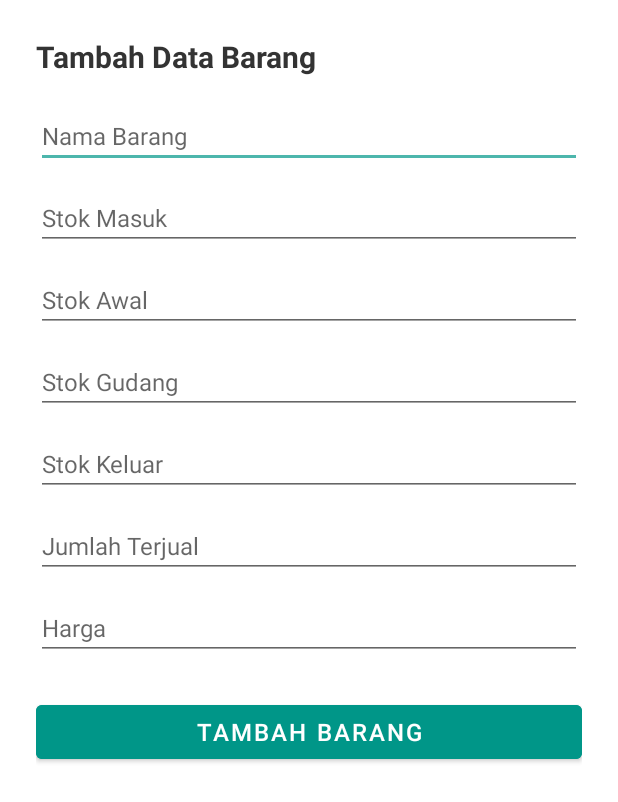
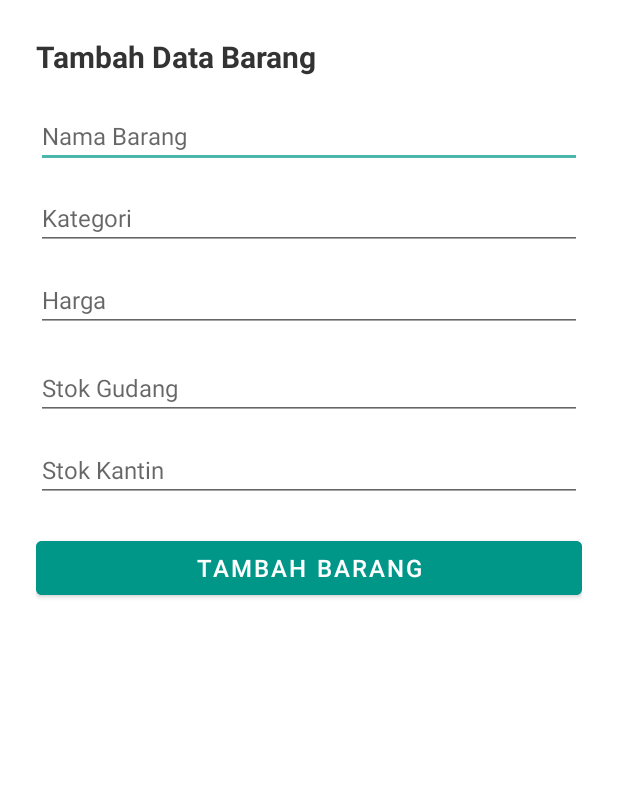
Before and after one commit to Taufiqurrohman58/gQasir, an Android app built with Jetpack Compose: the fragment AddFragment shown on its own in the app's theme, after a tap on "TAMBAH BARANG", on a phone screen of 412 x 824 dp. Shown: the top 802 px of the screen. Run offline under Robolectric (Android 15) with nearby library versions, the phone set to English and light mode, and no system bars.

Commit message:
push ke lima

```diff
--- a/app/src/main/java/com/kerdus/gqasir/ui/ViewModelFactory.kt
+++ b/app/src/main/java/com/kerdus/gqasir/ui/ViewModelFactory.kt
@@ -8,6 +8,7 @@ import com.kerdus.gqasir.data.Repository
 import com.kerdus.gqasir.ui.login.LoginViewModel
 import com.kerdus.gqasir.MainViewModel
 import com.kerdus.gqasir.di.Injection
+import com.kerdus.gqasir.ui.add.AddViewModel
 import com.kerdus.gqasir.ui.edit.EditProdukViewModel
 
 class ViewModelFactory(private val repository: Repository) : ViewModelProvider.NewInstanceFactory() {
@@ -24,6 +25,10 @@ class ViewModelFactory(private val repository: Repository) : ViewModelProvider.N
             modelClass.isAssignableFrom(EditProdukViewModel::class.java) -> {
                 EditProdukViewModel(repository) as T
             }
+            modelClass.isAssignableFrom(AddViewModel::class.java) -> {
+                AddViewModel(repository) as T
+            }
+
             else -> throw IllegalArgumentException("Unknown ViewModel class: " + modelClass.name)
         }
     }
--- a/app/src/main/java/com/kerdus/gqasir/ui/add/AddFragment.kt
+++ b/app/src/main/java/com/kerdus/gqasir/ui/add/AddFragment.kt
@@ -2,12 +2,24 @@ package com.kerdus.gqasir.ui.add
 
 import android.os.Bundle
 import android.view.*
-import android.widget.Button
+import android.widget.Toast
 import androidx.fragment.app.Fragment
+import androidx.fragment.app.viewModels
+import androidx.lifecycle.lifecycleScope
 import androidx.navigation.fragment.findNavController
 import com.kerdus.gqasir.R
+import com.kerdus.gqasir.data.api.request.ProdukCreateRequest
+import com.kerdus.gqasir.databinding.FragmentAddBinding
+import com.kerdus.gqasir.ui.ViewModelFactory
+import kotlinx.coroutines.launch
 
 class AddFragment : Fragment() {
+
+    private var _binding: FragmentAddBinding? = null
+    private val binding get() = _binding!!
+    private val viewModel: AddViewModel by viewModels {
+        ViewModelFactory.getInstance(requireContext())
+    }
 
     override fun onCreate(savedInstanceState: Bundle?) {
         super.onCreate(savedInstanceState)
@@ -27,20 +39,42 @@ class AddFragment : Fragment() {
     override fun onCreateView(
         inflater: LayoutInflater, container: ViewGroup?,
         savedInstanceState: Bundle?
-    ): View? {
-        return inflater.inflate(R.layout.fragment_add, container, false)
+    ): View {
+        _binding = FragmentAddBinding.inflate(inflater, container, false)
+        return binding.root
     }
 
     override fun onViewCreated(view: View, savedInstanceState: Bundle?) {
         super.onViewCreated(view, savedInstanceState)
 
-        // Aksi saat tombol ditekan
-        val btnTambah = view.findViewById<Button>(R.id.btnTambahBarang)
-        btnTambah.setOnClickListener {
-            // Tambahkan logika validasi/simpan jika perlu
+        binding.btnTambahBarang.setOnClickListener {
+            val name = binding.etName.text.toString()
+            val category = binding.etCategory.text.toString()
+            val price = binding.etPrice.text.toString().toIntOrNull()
+            val stockGudang = binding.etStokGudang.text.toString().toIntOrNull()
+            val stockKantin = binding.etStokKantin.text.toString().toIntOrNull()
 
-            // Navigasi ke HomeFragment
-            findNavController().navigate(R.id.action_addFragment_to_homeFragment)
+            if (name.isBlank() || category.isBlank() || price == null || stockGudang == null || stockKantin == null) {
+                Toast.makeText(requireContext(), "Isi semua data dengan benar", Toast.LENGTH_SHORT).show()
+                return@setOnClickListener
+            }
+
+            val request = ProdukCreateRequest(name, category, price, stockGudang, stockKantin)
+
+            lifecycleScope.launch {
+                val success = viewModel.postProduk(request)
+                if (success) {
+                    Toast.makeText(requireContext(), "Produk berhasil ditambahkan", Toast.LENGTH_SHORT).show()
+                    findNavController().navigate(R.id.action_addFragment_to_homeFragment)
+                } else {
+                    Toast.makeText(requireContext(), "Gagal menambahkan produk", Toast.LENGTH_SHORT).show()
+                }
+            }
         }
     }
+
+    override fun onDestroyView() {
+        super.onDestroyView()
+        _binding = null
+    }
 }
--- a/app/src/main/res/layout/fragment_add.xml
+++ b/app/src/main/res/layout/fragment_add.xml
@@ -23,9 +23,10 @@
             android:textColor="#333333"
             android:layout_marginBottom="18dp" />
 
+
         <!-- Nama Barang -->
         <EditText
-            android:id="@+id/etNamaBarang"
+            android:id="@+id/etName"
             android:layout_width="match_parent"
             android:layout_height="wrap_content"
             android:hint="Nama Barang"
@@ -33,25 +34,25 @@
             android:textSize="16sp"
             android:layout_marginBottom="12dp" />
 
-        <!-- Stok Masuk -->
+        <!-- Category -->
         <EditText
-            android:id="@+id/etStokMasuk"
+            android:id="@+id/etCategory"
             android:layout_width="match_parent"
             android:layout_height="wrap_content"
-            android:hint="Stok Masuk"
-            android:inputType="number"
+            android:hint="Kategori"
+            android:inputType="text"
             android:textSize="16sp"
             android:layout_marginBottom="12dp" />
 
-        <!-- Stok Awal -->
+        <!-- Price -->
         <EditText
-            android:id="@+id/etStokAwal"
+            android:id="@+id/etPrice"
             android:layout_width="match_parent"
             android:layout_height="wrap_content"
-            android:hint="Stok Awal"
+            android:hint="Harga"
             android:inputType="number"
             android:textSize="16sp"
-            android:layout_marginBottom="12dp" />
+            android:layout_marginBottom="16dp" />
 
         <!-- Stok Gudang -->
         <EditText
@@ -63,35 +64,16 @@
             android:textSize="16sp"
             android:layout_marginBottom="12dp" />
 
-        <!-- Stok Keluar -->
+        <!-- Stok Kantin -->
         <EditText
-            android:id="@+id/etStokKeluar"
+            android:id="@+id/etStokKantin"
             android:layout_width="match_parent"
             android:layout_height="wrap_content"
-            android:hint="Stok Keluar"
+            android:hint="Stok Kantin"
             android:inputType="number"
             android:textSize="16sp"
             android:layout_marginBottom="12dp" />
 
-        <!-- Terjual -->
-        <EditText
-            android:id="@+id/etTerjual"
-            android:layout_width="match_parent"
-            android:layout_height="wrap_content"
-            android:hint="Jumlah Terjual"
-            android:inputType="number"
-            android:textSize="16sp"
-            android:layout_marginBottom="12dp" />
-
-        <!-- Harga -->
-        <EditText
-            android:id="@+id/etHarga"
-            android:layout_width="match_parent"
-            android:layout_height="wrap_content"
-            android:hint="Harga"
-            android:inputType="number"
-            android:textSize="16sp"
-            android:layout_marginBottom="16dp" />
 
         <!-- Tombol Tambah -->
         <Button
--- a/app/src/main/res/navigation/mobile_navigation.xml
+++ b/app/src/main/res/navigation/mobile_navigation.xml
@@ -102,8 +102,6 @@
         android:label="Edit Warehouse"
         tools:layout="@layout/fragment_edit_warehouse" />
 
-
-
     <fragment
         android:id="@+id/nav_assignment"
         android:name="com.kerdus.gqasir.ui.assigment.AssigmentFragment"
```
Also changed, not shown: app/src/main/java/com/kerdus/gqasir/data/Repository.kt (+11 -0 lines), app/src/main/java/com/kerdus/gqasir/data/api/request/ProdukCreateRequest.kt (added, +9 -0 lines), app/src/main/java/com/kerdus/gqasir/data/api/retrofit/ApiService.kt (+9 -0 lines), app/src/main/java/com/kerdus/gqasir/ui/add/AddViewModel.kt (added, +11 -0 lines), app/src/main/java/com/kerdus/gqasir/ui/home/HomeFragment.kt (+4 -4 lines).
